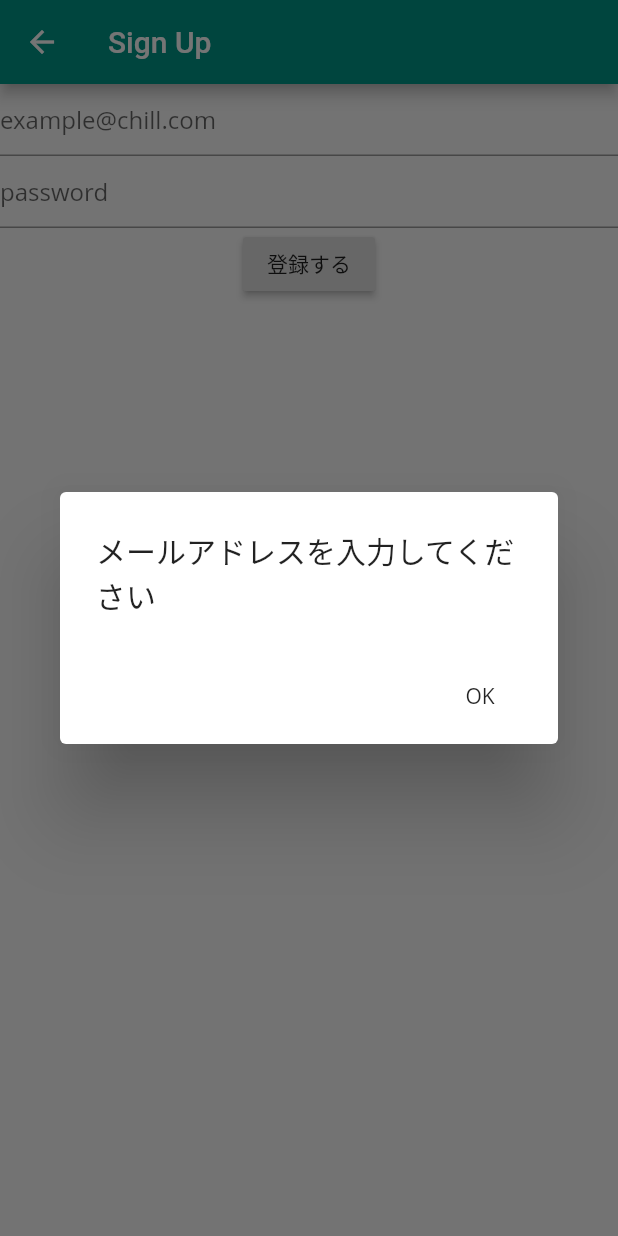
After one commit to daigo-program/chill_map, a Flutter app: the SignUpPage screen opened directly, after a tap on "登録する", on a phone screen of 412 x 824 dp. The commit adds this screen. Run offline on Flutter 3.47's test engine with Material 2 defaults, Android fonts, the phone set to English and light mode, and no system bars; our stand-ins replace cloud_firestore, firebase_auth; accounts and stored records are empty; Roboto replaces fonts that are missing (Open Sans).

Commit message:
signUp実装

```diff
--- /dev/null
+++ b/lib/sign_up/sign_up_model.dart
@@ -0,0 +1,35 @@
+import 'package:cloud_firestore/cloud_firestore.dart';
+import 'package:firebase_auth/firebase_auth.dart';
+import 'package:flutter/material.dart';
+
+class SignUpModel extends ChangeNotifier {
+  String mail = '';
+  String password = '';
+
+  final FirebaseAuth _auth = FirebaseAuth.instance;
+
+  Future signUp() async {
+    if (mail.isEmpty) {
+      throw ('メールアドレスを入力してください');
+    }
+
+    if (password.isEmpty) {
+      throw ('パスワードを入力してください');
+    }
+
+    final User user = (await _auth.createUserWithEmailAndPassword(
+      email: mail,
+      password: password,
+    ))
+        .user;
+
+    final email = user.email;
+
+    FirebaseFirestore.instance.collection('users').add(
+      {
+        'email': email,
+        'createdAt': Timestamp.now(),
+      },
+    );
+  }
+}
--- /dev/null
+++ b/lib/sign_up/sign_up_page.dart
@@ -0,0 +1,76 @@
+import 'package:chill_map/sign_up/sign_up_model.dart';
+import 'package:flutter/material.dart';
+import 'package:provider/provider.dart';
+
+class SignUpPage extends StatelessWidget {
+  @override
+  Widget build(BuildContext context) {
+    final mailController = TextEditingController();
+    final passwordController = TextEditingController();
+
+    return ChangeNotifierProvider<SignUpModel>(
+      create: (_) => SignUpModel(),
+      child: Scaffold(
+          appBar: AppBar(
+            title: Text('Sign Up'),
+          ),
+          body: Consumer<SignUpModel>(
+            builder: (context, model, child) {
+              return Column(children: [
+                TextField(
+                  decoration: InputDecoration(
+                    hintText: 'example@chill.com',
+                  ),
+                  controller: mailController,
+                  onChanged: (text) {
+                    model.mail = text;
+                  },
+                ),
+                TextField(
+                  decoration: InputDecoration(
+                    hintText: 'password',
+                  ),
+                  obscureText: true,
+                  controller: passwordController,
+                  onChanged: (text) {
+                    model.password = text;
+                  },
+                ),
+                RaisedButton(
+                    child: Text('登録する'),
+                    onPressed: () async {
+                      try {
+                        await model.signUp();
+                        _showDialog(context, '登録しました');
+                      } catch (e) {
+                        _showDialog(context, e.toString());
+                      }
+                    }),
+              ]);
+            },
+          )),
+    );
+  }
+
+  Future _showDialog(
+    BuildContext context,
+    String title,
+  ) {
+    return showDialog(
+      context: context,
+      builder: (BuildContext context) {
+        return AlertDialog(
+          title: Text(title),
+          actions: <Widget>[
+            FlatButton(
+              child: Text('OK'),
+              onPressed: () {
+                Navigator.of(context).pop();
+              },
+            ),
+          ],
+        );
+      },
+    );
+  }
+}
--- a/lib/timeline/time_line_page.dart
+++ b/lib/timeline/time_line_page.dart
@@ -43,7 +43,9 @@ class TimeLinePage extends StatelessWidget {
                                 title: Text('削除しますか？'),
                                 actions: <Widget>[
                                   FlatButton(
-                                    child: Text('OK'),
+                                    color: Colors.red,
+                                    shape: StadiumBorder(),
+                                    child: Text('削除する'),
                                     onPressed: () async {
                                       Navigator.of(context).pop();
                                       await deletePost(context, model, post);
--- a/pubspec.yaml
+++ b/pubspec.yaml
@@ -16,6 +16,7 @@ dependencies:
   firebase_core: ^0.5.0
   cloud_firestore: ^0.14.0+2
   font_awesome_flutter: ^8.8.1
+  firebase_auth: ^0.18.0+1
 
 dev_dependencies:
   flutter_test:
```
Also changed, not shown: pubspec.lock, 1 other file.
